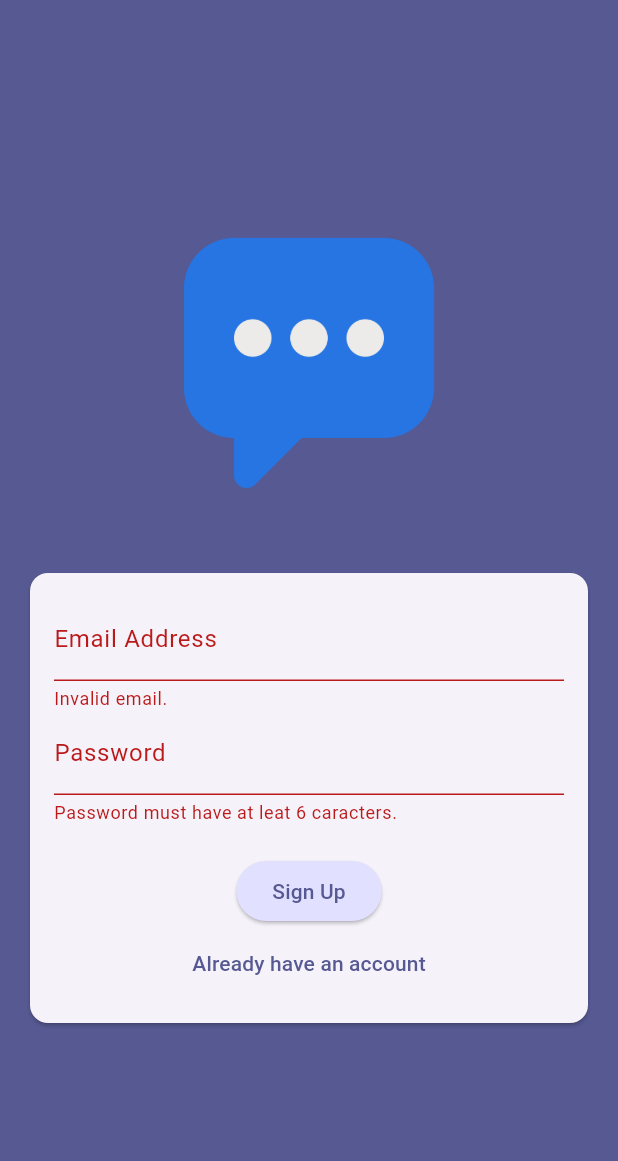
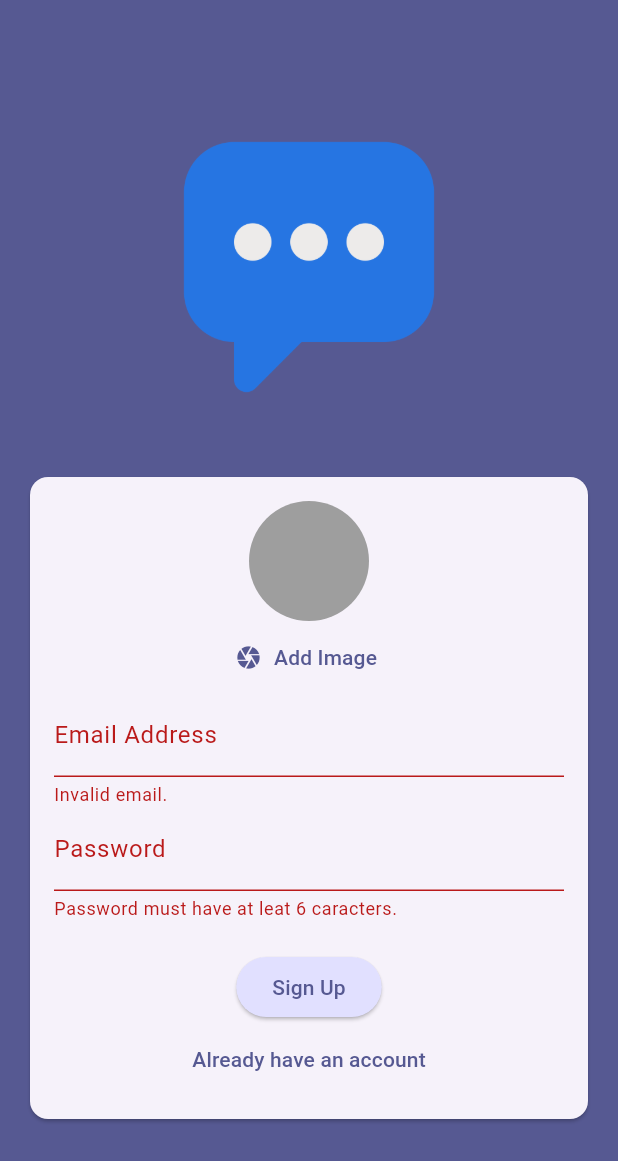
Before and after one commit to wmvieira21/chat_app_flutter, a Flutter app: the screen it shows after launch, after a tap on "Log In", after a tap on "Create an account", on a phone screen of 412 x 824 dp. Shown: the top 1161 px of the screen. Run offline on Flutter 3.47's test engine with Material 3 defaults, Android fonts, the phone set to English and light mode, and no system bars; our stand-ins replace firebase_auth, firebase_core, image_picker; accounts and stored records are empty.

Commit message:
image picker

```diff
--- a/lib/screens/auth.dart
+++ b/lib/screens/auth.dart
@@ -1,4 +1,5 @@
 import 'package:chat_app/utils/utils.dart';
+import 'package:chat_app/widgets/user_image_picker.dart';
 import 'package:flutter/material.dart';
 import 'package:firebase_auth/firebase_auth.dart';
 
@@ -71,6 +72,7 @@ class _AuthScreen extends State<AuthScreen> {
                         child: Column(
                           mainAxisSize: MainAxisSize.min,
                           children: [
+                            if (!isLogin) UserImagePicker(),
                             TextFormField(
                               decoration:
                                   InputDecoration(labelText: 'Email Address'),
--- /dev/null
+++ b/lib/widgets/user_image_picker.dart
@@ -0,0 +1,46 @@
+import 'dart:io';
+
+import 'package:flutter/material.dart';
+import 'package:image_picker/image_picker.dart';
+
+class UserImagePicker extends StatefulWidget {
+  const UserImagePicker({super.key});
+
+  @override
+  State<StatefulWidget> createState() {
+    return _UserImagePickerState();
+  }
+}
+
+class _UserImagePickerState extends State<UserImagePicker> {
+  File? _pickedImage;
+  _openCamera() async {
+    XFile? image = await ImagePicker()
+        .pickImage(source: ImageSource.camera, imageQuality: 50, maxWidth: 150);
+
+    if (image != null) {
+      setState(() {
+        _pickedImage = File(image.path);
+      });
+    }
+  }
+
+  @override
+  Widget build(BuildContext context) {
+    return Column(
+      children: [
+        CircleAvatar(
+          radius: 40,
+          backgroundColor: Colors.grey,
+          foregroundImage:
+              _pickedImage != null ? FileImage(_pickedImage!) : null,
+        ),
+        TextButton.icon(
+          onPressed: () => _openCamera(),
+          icon: Icon(Icons.camera),
+          label: Text('Add Image'),
+        ),
+      ],
+    );
+  }
+}
--- a/pubspec.yaml
+++ b/pubspec.yaml
@@ -36,6 +36,8 @@ dependencies:
   cupertino_icons: ^1.0.8
   firebase_core: ^3.12.0
   firebase_auth: ^5.5.0
+  firebase_storage: ^12.4.3
+  image_picker: ^1.1.2
 
 dev_dependencies:
   flutter_test:
```
Also changed, not shown: pubspec.lock, 6 other files.
